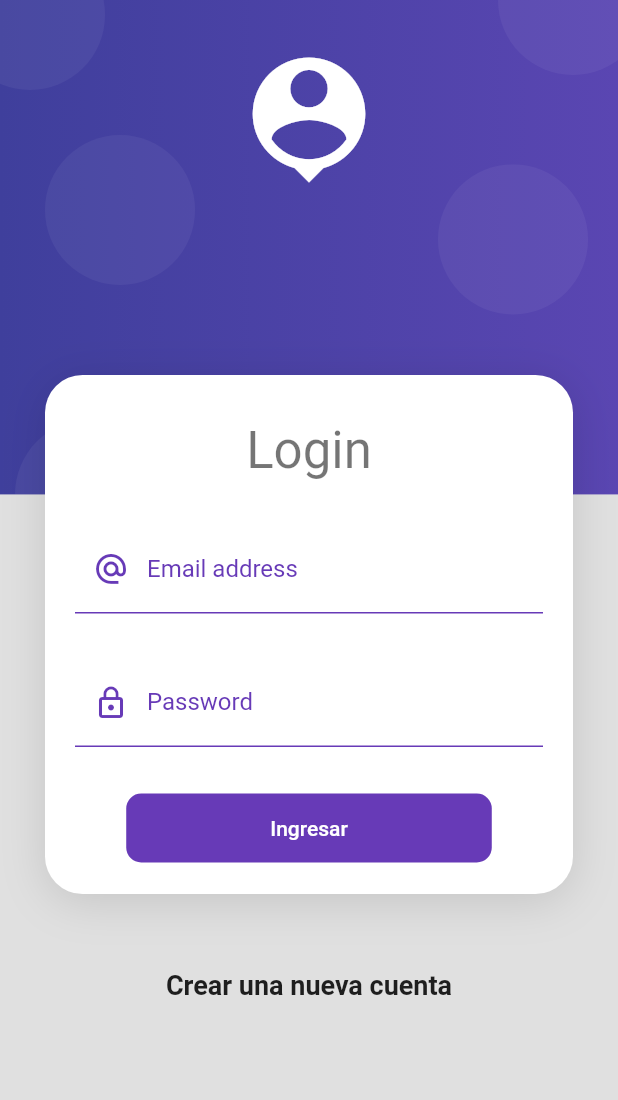
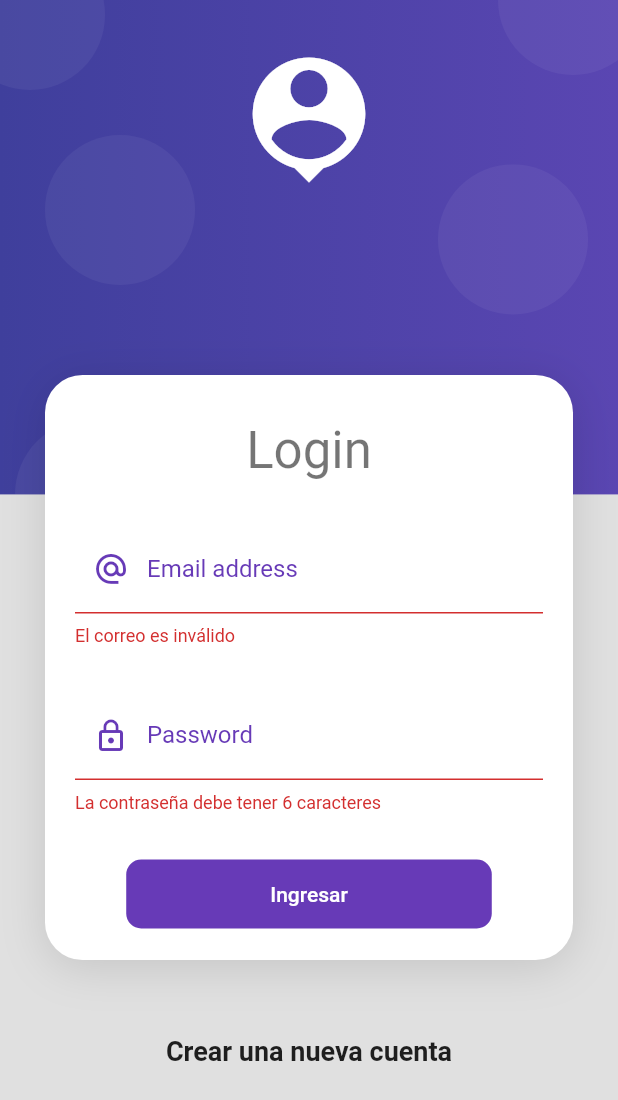
Before and after one commit to aydin-due/products_app, a Flutter app: the screen it shows after launch, after a tap on "Ingresar", on a phone screen of 412 x 824 dp. Shown: the top 1100 px of the screen. Run offline on Flutter 3.47's test engine with Material 2 defaults, Android fonts, the phone set to English and light mode, and no system bars.

```diff
--- /dev/null
+++ b/lib/providers/login_form_provider.dart
@@ -0,0 +1,11 @@
+import 'package:flutter/material.dart';
+
+class LoginFormProvider extends ChangeNotifier {
+  GlobalKey<FormState> formKey = GlobalKey<FormState>();
+  String email = '';
+  String password = '';
+  bool isValidForm() {
+    print(formKey.currentState?.validate());
+    return formKey.currentState?.validate() ?? false;
+  }
+}
--- a/lib/screens/login_screen.dart
+++ b/lib/screens/login_screen.dart
@@ -1,6 +1,8 @@
 import 'package:flutter/material.dart';
+import 'package:products_app/providers/login_form_provider.dart';
 import 'package:products_app/ui/input_decorations.dart';
 import 'package:products_app/widgets/widgets.dart';
+import 'package:provider/provider.dart';
 
 class LoginScreen extends StatelessWidget {
   const LoginScreen({Key? key}) : super(key: key);
@@ -27,7 +29,10 @@ class LoginScreen extends StatelessWidget {
                 const SizedBox(
                   height: 30,
                 ),
-                const _LoginForm(),
+                ChangeNotifierProvider(
+                  create: (_) => LoginFormProvider(),
+                  child: const _LoginForm(),
+                ),
               ],
             ),
           ),
@@ -49,8 +54,9 @@ class _LoginForm extends StatelessWidget {
 
   @override
   Widget build(BuildContext context) {
-    return Container(
-      child: Form(
+    final loginForm = Provider.of<LoginFormProvider>(context);
+    return Form(
+        key: loginForm.formKey,
         autovalidateMode: AutovalidateMode.onUserInteraction,
         child: Column(
           children: [
@@ -69,6 +75,7 @@ class _LoginForm extends StatelessWidget {
                     ? null
                     : 'El correo es inválido';
               },
+              onChanged: (value) => loginForm.email = value,
             ),
             const SizedBox(
               height: 30,
@@ -86,6 +93,7 @@ class _LoginForm extends StatelessWidget {
                     ? null
                     : 'La contraseña debe tener 6 caracteres';
               },
+              onChanged: (value) => loginForm.password = value,
             ),
             const SizedBox(
               height: 30,
@@ -103,9 +111,11 @@ class _LoginForm extends StatelessWidget {
                       'Ingresar',
                       style: TextStyle(color: Colors.white),
                     )),
-                  onPressed: () {})
+                onPressed: () {
+                  if (!loginForm.isValidForm()) return;
+                  Navigator.pushReplacementNamed(context, 'home');
+                })
           ],
-          )),
-    );
+        ));
   }
 }
```
Also changed, not shown: pubspec.yaml (+4 -12 lines), pubspec.lock. Lines whose indentation alone changed are shown as unchanged.
